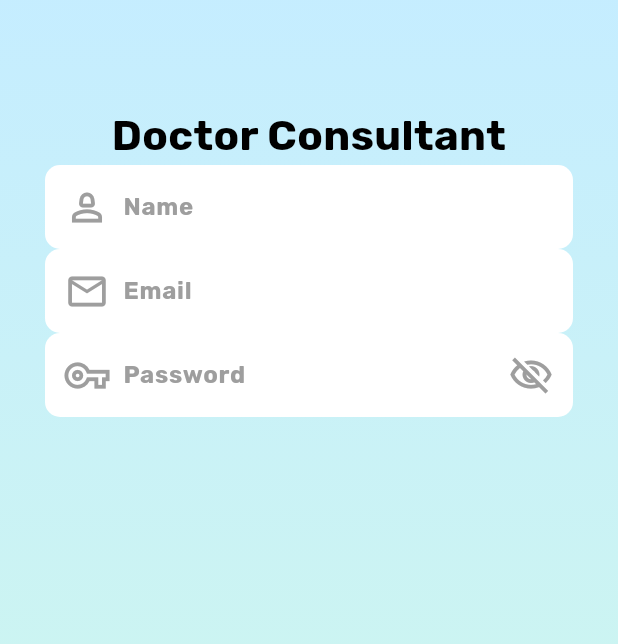
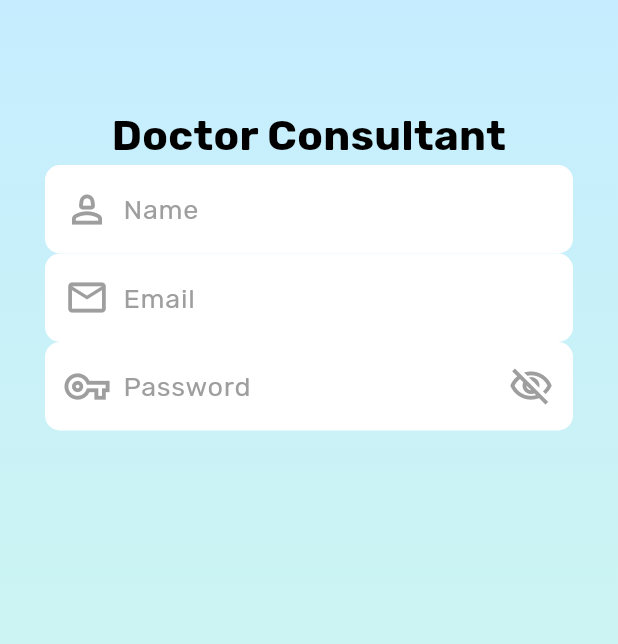
Before and after one commit to alhasann351/doctor_consultant_app_template, a Flutter app: the SignupScreen screen opened by its route, on a phone screen of 412 x 824 dp. Shown: the top 644 px of the screen. Run offline on Flutter 3.47's test engine with Material 3 defaults, Android fonts, the phone set to English and light mode, and no system bars; our stand-ins replace get, shared_preferences, smooth_page_indicator; accounts and stored records are empty.

Commit message:
signup-screen-input-field-customize

```diff
--- a/lib/resources/colors/app_colors.dart
+++ b/lib/resources/colors/app_colors.dart
@@ -45,4 +45,7 @@ class AppColors {
   static const Color prefixIconColor = Colors.grey;
   static const Color suffixIconColor = Colors.grey;
   static const Color hintTextColor = Colors.grey;
+  static const Color nameTextColor = Colors.black;
+  static const Color emailTextColor = Colors.black;
+  static const Color passwordTextColor = Colors.black;
 }
--- a/lib/views/signup_screen/widgets/input_email.dart
+++ b/lib/views/signup_screen/widgets/input_email.dart
@@ -11,14 +11,18 @@ class InputEmail extends StatelessWidget {
     return TextFormField(
       cursorColor: AppColors.cursorColor,
       keyboardType: TextInputType.emailAddress,
+      style: const TextStyle(
+        fontFamily: AppFontStyle.rubik,
+        fontSize: 18,
+        color: AppColors.passwordTextColor,
+      ),
       decoration: InputDecoration(
         filled: true,
         fillColor: AppColors.fillColor,
         hintText: 'input_email_hint_text'.tr,
         hintStyle: const TextStyle(
           fontFamily: AppFontStyle.rubik,
-          fontSize: 16,
-          fontWeight: FontWeight.w600,
+          fontSize: 18,
           color: AppColors.hintTextColor,
         ),
         prefixIcon: const Padding(
--- a/lib/views/signup_screen/widgets/input_name.dart
+++ b/lib/views/signup_screen/widgets/input_name.dart
@@ -11,14 +11,18 @@ class InputName extends StatelessWidget {
     return TextFormField(
       cursorColor: AppColors.cursorColor,
       keyboardType: TextInputType.text,
+      style: const TextStyle(
+        fontFamily: AppFontStyle.rubik,
+        fontSize: 18,
+        color: AppColors.nameTextColor,
+      ),
       decoration: InputDecoration(
         filled: true,
         fillColor: AppColors.fillColor,
         hintText: 'input_name_hint_text'.tr,
         hintStyle: const TextStyle(
           fontFamily: AppFontStyle.rubik,
-          fontSize: 16,
-          fontWeight: FontWeight.w600,
+          fontSize: 18,
           color: AppColors.hintTextColor,
         ),
         prefixIcon: const Padding(
--- a/lib/views/signup_screen/widgets/input_password.dart
+++ b/lib/views/signup_screen/widgets/input_password.dart
@@ -15,6 +15,11 @@ class InputPassword extends StatelessWidget {
       () => TextFormField(
         cursorColor: AppColors.cursorColor,
         keyboardType: TextInputType.text,
+        style: const TextStyle(
+          fontFamily: AppFontStyle.rubik,
+          fontSize: 18,
+          color: AppColors.passwordTextColor,
+        ),
         obscureText: showPasswordController.showPassword.value,
         decoration: InputDecoration(
           filled: true,
@@ -22,8 +27,7 @@ class InputPassword extends StatelessWidget {
           hintText: 'input_password_hint_text'.tr,
           hintStyle: const TextStyle(
             fontFamily: AppFontStyle.rubik,
-            fontSize: 16,
-            fontWeight: FontWeight.w600,
+            fontSize: 18,
             color: AppColors.hintTextColor,
           ),
           prefixIcon: const Padding(
```
